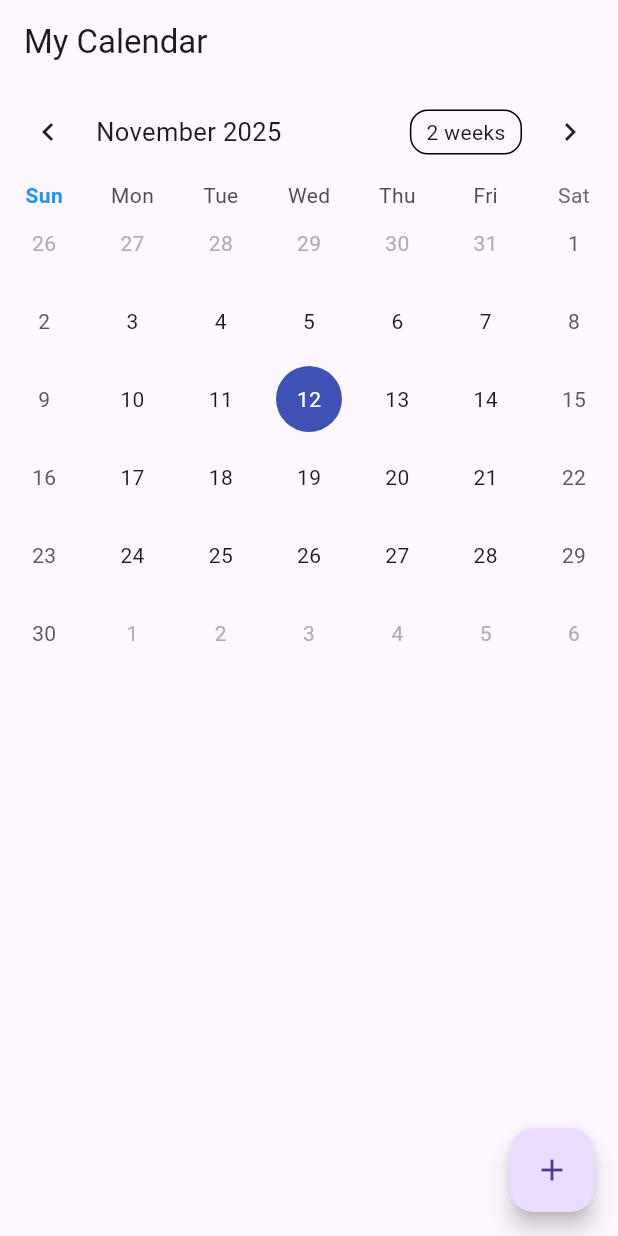
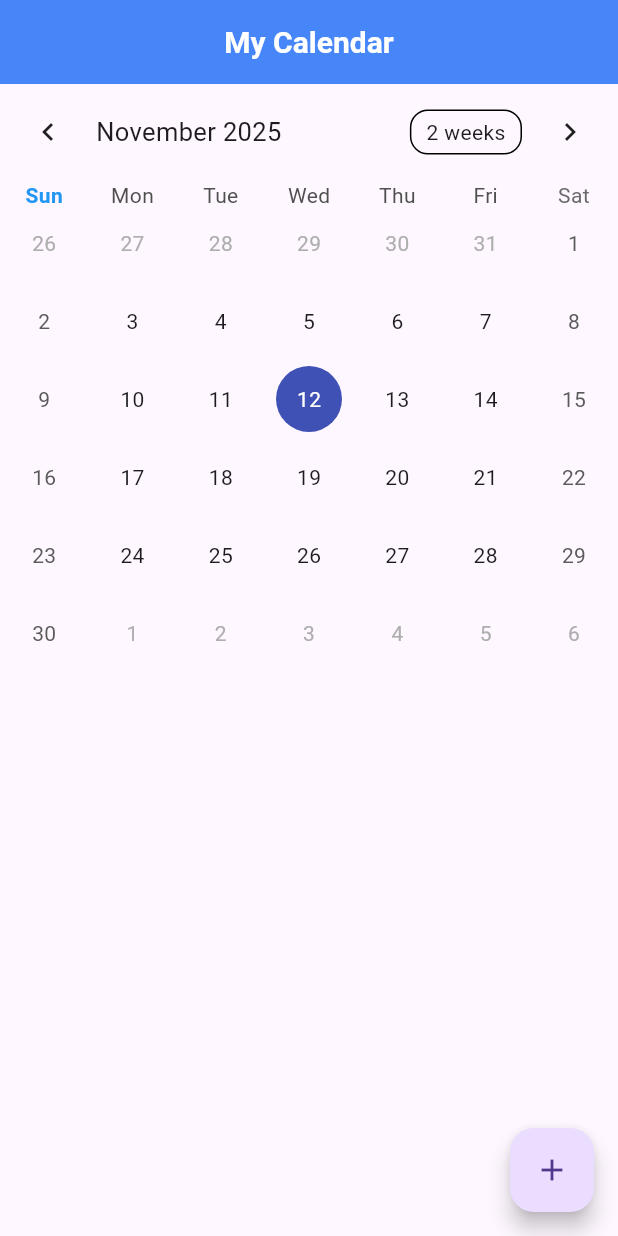
Before and after one commit to Jgalligan1/GreekConnect, a Flutter app: the screen it shows after launch, on a phone screen of 412 x 824 dp. Run offline on Flutter 3.47's test engine with Material 3 defaults, Android fonts, the phone set to English and light mode, and no system bars; drawn by our look-alikes of table_calendar; our stand-ins replace shared_preferences.

Commit message:
AppBar update in main file

```diff
--- a/greek_connect/lib/main.dart
+++ b/greek_connect/lib/main.dart
@@ -13,8 +13,27 @@ class MyApp extends StatelessWidget {
 
   @override
   Widget build(BuildContext context) {
-    return const MaterialApp(
+    return MaterialApp(
       debugShowCheckedModeBanner: false,
+      title: 'Greek Connect',
+      theme: ThemeData(
+        primarySwatch: Colors.blue,
+        primaryColor: Colors.blueAccent,
+
+        appBarTheme: const AppBarTheme(
+          backgroundColor: Colors.blueAccent,
+          foregroundColor: Colors.white,
+          elevation: 2,
+          centerTitle: true,
+          titleTextStyle: TextStyle(
+            fontSize: 20,
+            fontWeight: FontWeight.bold,
+            color: Colors.white,
+          ),
+        ),
+
+        useMaterial3: true
+      ),
       home: CalendarScreen(),
     );
   }
--- a/greek_connect/lib/screens/calendar_screen.dart
+++ b/greek_connect/lib/screens/calendar_screen.dart
@@ -29,12 +29,6 @@ class _CalendarScreenState extends State<CalendarScreen> {
   }
 
   Future<void> _loadEvents() async {
-    // final loaded = await EventStorage.loadEvents();
-    // setState(() {
-    //   _events[DateTime.utc(2025, 11, 5).toIso8601String().split('T').first] = [
-    //     Event('Sample Event', color: Colors.red),
-    //   ];
-    // });
     _events = await EventStorage.loadEvents();
     setState(() {});
   }
```
